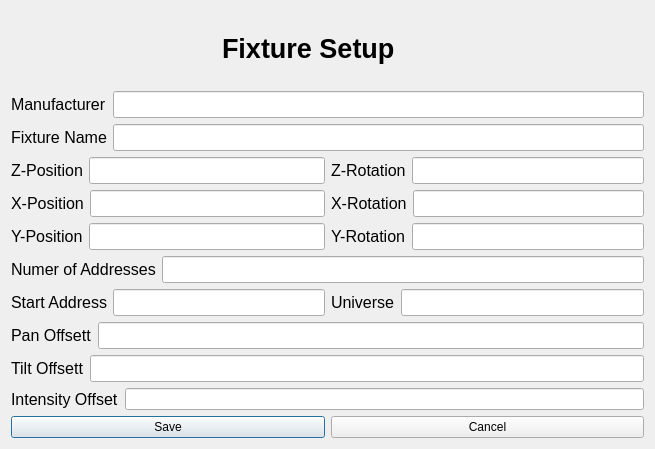
First picture: the form in UI/QT Files/fixture Setup.ui, repository mmikulka/AutomatedLightTracker, before the edit.
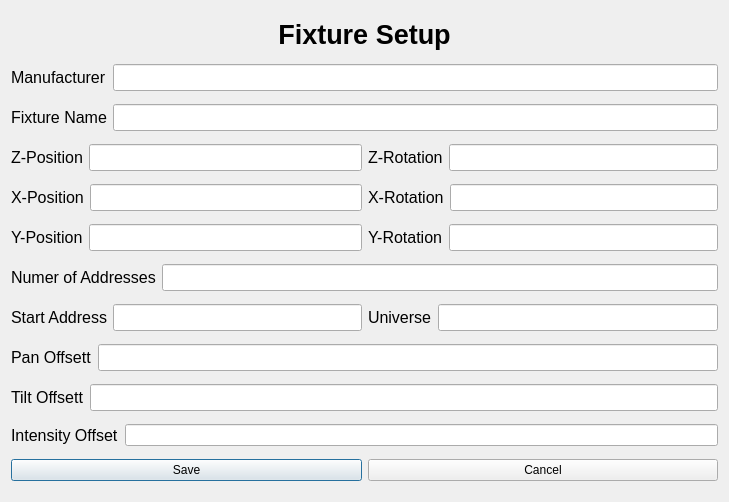
Second picture: the form after the edit.

Commit message: added new windows for fixture setup and analyzation. some bug fixes.

The edit to the form file:
```diff
--- a/UI/QT Files/fixture Setup.ui
+++ b/UI/QT Files/fixture Setup.ui
@@ -6,8 +6,8 @@
    <rect>
     <x>0</x>
     <y>0</y>
-    <width>655</width>
-    <height>449</height>
+    <width>729</width>
+    <height>502</height>
    </rect>
   </property>
   <property name="windowTitle">
@@ -16,19 +16,6 @@
   <layout class="QVBoxLayout" name="verticalLayout">
    <item>
     <layout class="QHBoxLayout" name="horizontalLayout_16">
-     <item>
-      <spacer name="horizontalSpacer">
-       <property name="orientation">
-        <enum>Qt::Horizontal</enum>
-       </property>
-       <property name="sizeHint" stdset="0">
-        <size>
-         <width>40</width>
-         <height>20</height>
-        </size>
-       </property>
-      </spacer>
-     </item>
      <item>
       <widget class="QLabel" name="label_3">
        <property name="sizePolicy">
@@ -37,6 +24,12 @@
          <verstretch>0</verstretch>
         </sizepolicy>
        </property>
+       <property name="maximumSize">
+        <size>
+         <width>16777215</width>
+         <height>33</height>
+        </size>
+       </property>
        <property name="baseSize">
         <size>
          <width>40</width>
@@ -53,21 +46,11 @@
        <property name="text">
         <string>Fixture Setup</string>
        </property>
+       <property name="alignment">
+        <set>Qt::AlignCenter</set>
+       </property>
       </widget>
      </item>
-     <item>
-      <spacer name="horizontalSpacer_2">
-       <property name="orientation">
-        <enum>Qt::Horizontal</enum>
-       </property>
-       <property name="sizeHint" stdset="0">
-        <size>
-         <width>40</width>
-         <height>20</height>
-        </size>
-       </property>
-      </spacer>
-     </item>
     </layout>
    </item>
    <item>
```
Left out of the diff: 2 changed lines with no effect on the pictures. The commit also changes 8 other files.
